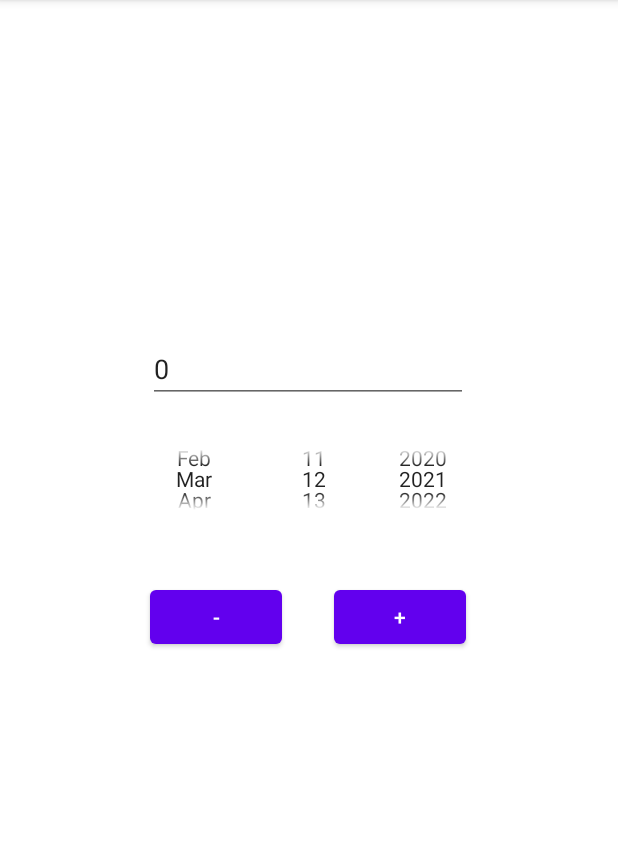
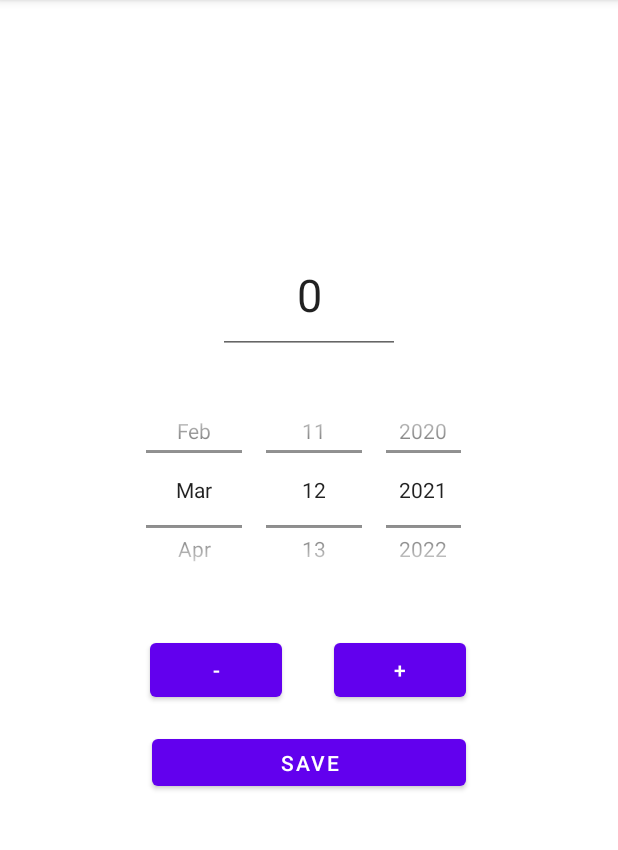
Before and after one commit to ibrahimyilgor/BookList, an Android app: the ReadActivity screen opened directly, with no data from a screen before it, on a phone screen of 412 x 824 dp, the part 84-934 px from its top. Run offline under Robolectric (Android 15) with nearby library versions, the phone set to English and light mode, and no system bars; our stand-ins replace Firebase (no records; nobody signed in at launch, a user with empty details on screens opened directly).

```diff
--- a/app/build.gradle
+++ b/app/build.gradle
@@ -9,7 +9,7 @@ android {
 
     defaultConfig {
         applicationId "com.example.book"
-        minSdkVersion 24
+        minSdkVersion 26
         targetSdkVersion 30
         versionCode 1
         versionName "1.0"
--- a/app/src/main/java/com/example/book/ReadActivity.java
+++ b/app/src/main/java/com/example/book/ReadActivity.java
@@ -22,7 +22,7 @@ import java.util.Calendar;
 
 public class ReadActivity extends AppCompatActivity {
     EditText page;
-    Button minus,plus;
+    Button minus,plus,save;
     DatePicker dp;
     DatabaseReference reff;
 
@@ -40,19 +40,66 @@ public class ReadActivity extends AppCompatActivity {
 
         minus = findViewById(R.id.minus);
         plus = findViewById(R.id.plus);
+        save = findViewById(R.id.save);
         dp = findViewById(R.id.dp2);
 
         p = new Page();
 
-        Calendar now = Calendar.getInstance();
-        dp.init(now.get(Calendar.YEAR),now.get(Calendar.MONTH),now.get(Calendar.DAY_OF_MONTH),null);
-
         String personId = getIntent().getStringExtra("personid");
 
-        reff = FirebaseDatabase.getInstance().getReference().child("Users").child(personId).child("Pages");
+        Calendar now = Calendar.getInstance();
+
+        dp.setOnDateChangedListener(new DatePicker.OnDateChangedListener() {
+            @Override
+            public void onDateChanged(DatePicker view, int year, int monthOfYear, int dayOfMonth) {
+                String date;
+                monthOfYear+=1;
+                if(monthOfYear+1<10){
+                    date= String.valueOf(dayOfMonth)+"0"+String.valueOf(monthOfYear)+String.valueOf(year);
+                }
+                else{
+                    date= String.valueOf(dayOfMonth)+String.valueOf(monthOfYear)+String.valueOf(year);
+                }
+                reff = FirebaseDatabase.getInstance().getReference().child("Users").child(personId).child("Pages").child(date);
+                Toast.makeText(ReadActivity.this, personId + " " + date, Toast.LENGTH_SHORT).show();
+               /* reff.addValueEventListener(new ValueEventListener() {
+                    @Override
+                    public void onDataChange(@NonNull DataSnapshot dataSnapshot) {
+                        for(DataSnapshot snapshot:dataSnapshot.getChildren()){
+                            page.setText(snapshot.child("page").getValue().toString());
+                        }
+                    }
+
+                    @Override
+                    public void onCancelled(@NonNull DatabaseError databaseError) {
+
+                    }
+                });*/
+
+               // Toast.makeText(ReadActivity.this," You are changed date is : "+dayOfMonth +" -  "+monthOfYear+ " - "+year,Toast.LENGTH_LONG).show();
+            }
+        });
+
+
 
 
         minus.setOnClickListener(new View.OnClickListener(){
+            @Override
+            public void onClick(View view) {
+                Integer value = Integer.parseInt(page.getText().toString())-1;
+                page.setText(value.toString());
+            }
+        });
+
+        plus.setOnClickListener(new View.OnClickListener(){
+            @Override
+            public void onClick(View view) {
+                Integer value = Integer.parseInt(page.getText().toString())+1;
+                page.setText(value.toString());
+            }
+        });
+
+        save.setOnClickListener(new View.OnClickListener(){
             @Override
             public void onClick(View view) {
                 String datee="";
@@ -67,66 +114,18 @@ public class ReadActivity extends AppCompatActivity {
                     datee= String.valueOf(dp.getDayOfMonth())+"."+String.valueOf(dp.getMonth()+1)+"."+String.valueOf(dp.getYear());
                 }
                 p.setDate(datee);
-                Integer value = Integer.parseInt(page.getText().toString())-1;
-                page.setText(value.toString());
                 p.setPage(page.getText().toString());
-
-
-                reff.child(String.valueOf(date2)).setValue(p);
+                if(Integer.parseInt(page.getText().toString())<0){
+                        Toast.makeText(ReadActivity.this, "Page number cannot be a negative number.", Toast.LENGTH_SHORT).show();
+                        page.setText("0");
+                }
+                else{
+                    reff.child(String.valueOf(date2)).setValue(p);
+                    Toast.makeText(ReadActivity.this, "Page number added successfully.", Toast.LENGTH_SHORT).show();
+                }
             }
         });
-
-        plus.setOnClickListener(new View.OnClickListener(){
-            @Override
-            public void onClick(View view) {
-                String datee="";
-                String date2;
-
-                if(dp.getMonth()+1<10){
-                    date2= String.valueOf(dp.getDayOfMonth())+"0"+String.valueOf(dp.getMonth()+1)+String.valueOf(dp.getYear());
-                    datee= String.valueOf(dp.getDayOfMonth())+".0"+String.valueOf(dp.getMonth()+1)+"."+String.valueOf(dp.getYear());
-                }
-                else{
-                    date2= String.valueOf(dp.getDayOfMonth())+String.valueOf(dp.getMonth()+1)+String.valueOf(dp.getYear());
-                    datee= String.valueOf(dp.getDayOfMonth())+"."+String.valueOf(dp.getMonth()+1)+"."+String.valueOf(dp.getYear());
-                }
-                p.setDate(datee);
-                Integer value = Integer.parseInt(page.getText().toString())+1;
-                page.setText(value.toString());
-                p.setPage(page.getText().toString());
-                reff.child(String.valueOf(date2)).setValue(p);
-            }
-        });
-
-       /* page.addTextChangedListener(new TextWatcher() {
-            @Override
-            public void beforeTextChanged(CharSequence charSequence, int i, int i1, int i2) {
-
-            }
-
-            @Override
-            public void onTextChanged(CharSequence charSequence, int i, int i1, int i2) {
-
-            }
-
-            @Override
-            public void afterTextChanged(Editable editable) {
-                String datee="";
-                String date2;
-
-                if(dp.getMonth()+1<10){
-                    date2= String.valueOf(dp.getDayOfMonth())+"0"+String.valueOf(dp.getMonth()+1)+String.valueOf(dp.getYear());
-                    datee= String.valueOf(dp.getDayOfMonth())+".0"+String.valueOf(dp.getMonth()+1)+"."+String.valueOf(dp.getYear());
-                }
-                else{
-                    date2= String.valueOf(dp.getDayOfMonth())+String.valueOf(dp.getMonth()+1)+String.valueOf(dp.getYear());
-                    datee= String.valueOf(dp.getDayOfMonth())+"."+String.valueOf(dp.getMonth()+1)+"."+String.valueOf(dp.getYear());
-                }
-                p.setDate(datee);
-                p.setPage(page.getText().toString());
-                reff.child(String.valueOf(date2)).setValue(p);
-            }
-        });*/
-
+        //tarih degistiginde o tarihin page verisi cekilsin.
+        //gun 10dan kucukse basina 0 konulsun.
     }
 }
--- a/app/src/main/res/layout/activity_books.xml
+++ b/app/src/main/res/layout/activity_books.xml
@@ -6,4 +6,10 @@
     android:layout_height="match_parent"
     tools:context=".BooksActivity">
 
+    <ListView
+        android:id="@+id/listview"
+        android:layout_width="match_parent"
+        android:layout_height="match_parent"
+        tools:layout_editor_absoluteX="150dp"
+        tools:layout_editor_absoluteY="179dp" />
 </androidx.constraintlayout.widget.ConstraintLayout>
--- a/app/src/main/res/layout/activity_read.xml
+++ b/app/src/main/res/layout/activity_read.xml
@@ -8,8 +8,8 @@
 
     <DatePicker
         android:id="@+id/dp2"
-        android:layout_width="233dp"
-        android:layout_height="73dp"
+        android:layout_width="234dp"
+        android:layout_height="150dp"
         android:calendarViewShown="false"
         android:datePickerMode="spinner"
         app:layout_constraintBottom_toBottomOf="parent"
@@ -17,6 +17,43 @@
         app:layout_constraintStart_toStartOf="parent"
         app:layout_constraintTop_toTopOf="parent"
         app:layout_constraintVertical_bias="0.407" />
+
+    <EditText
+        android:id="@+id/page"
+        android:layout_width="121dp"
+        android:layout_height="78dp"
+        android:ems="10"
+        android:gravity="center"
+        android:inputType="numberSigned"
+        android:textSize="30dp"
+        app:layout_constraintBottom_toBottomOf="parent"
+        app:layout_constraintEnd_toEndOf="parent"
+        app:layout_constraintStart_toStartOf="parent"
+        app:layout_constraintTop_toTopOf="parent"
+        app:layout_constraintVertical_bias="0.229" />
+
+    <Button
+        android:id="@+id/save"
+        android:layout_width="209dp"
+        android:layout_height="43dp"
+        android:text="SAVE"
+        app:layout_constraintBottom_toBottomOf="parent"
+        app:layout_constraintEnd_toEndOf="parent"
+        app:layout_constraintStart_toStartOf="parent"
+        app:layout_constraintTop_toTopOf="parent"
+        app:layout_constraintVertical_bias="0.672" />
+
+    <Button
+        android:id="@+id/minus"
+        android:layout_width="wrap_content"
+        android:layout_height="wrap_content"
+        android:text="-"
+        app:layout_constraintBottom_toBottomOf="parent"
+        app:layout_constraintEnd_toEndOf="parent"
+        app:layout_constraintHorizontal_bias="0.309"
+        app:layout_constraintStart_toStartOf="parent"
+        app:layout_constraintTop_toTopOf="parent"
+        app:layout_constraintVertical_bias="0.587" />
 
     <Button
         android:id="@+id/plus"
@@ -28,30 +65,5 @@
         app:layout_constraintHorizontal_bias="0.687"
         app:layout_constraintStart_toStartOf="parent"
         app:layout_constraintTop_toTopOf="parent"
-        app:layout_constraintVertical_bias="0.538" />
-
-    <EditText
-        android:id="@+id/page"
-        android:layout_width="wrap_content"
-        android:layout_height="wrap_content"
-        android:ems="10"
-        android:inputType="numberSigned"
-        app:layout_constraintBottom_toBottomOf="parent"
-        app:layout_constraintEnd_toEndOf="parent"
-        app:layout_constraintHorizontal_bias="0.497"
-        app:layout_constraintStart_toStartOf="parent"
-        app:layout_constraintTop_toTopOf="parent"
-        app:layout_constraintVertical_bias="0.309" />
-
-    <Button
-        android:id="@+id/minus"
-        android:layout_width="wrap_content"
-        android:layout_height="wrap_content"
-        android:text="-"
-        app:layout_constraintBottom_toBottomOf="parent"
-        app:layout_constraintEnd_toEndOf="parent"
-        app:layout_constraintHorizontal_bias="0.309"
-        app:layout_constraintStart_toStartOf="parent"
-        app:layout_constraintTop_toTopOf="parent"
-        app:layout_constraintVertical_bias="0.538" />
+        app:layout_constraintVertical_bias="0.587" />
 </androidx.constraintlayout.widget.ConstraintLayout>
```
Also changed, not shown: app/src/main/java/com/example/book/BooksActivity.java (+37 -1 lines), app/src/main/java/com/example/book/NewBookActivity.java (+6 -1 lines), app/src/main/java/com/example/book/SecondActivity.java (+9 -4 lines), app/src/main/res/layout/activity_second.xml (+8 -8 lines), app/src/main/res/layout/list_item.xml (added, +12 -0 lines).
